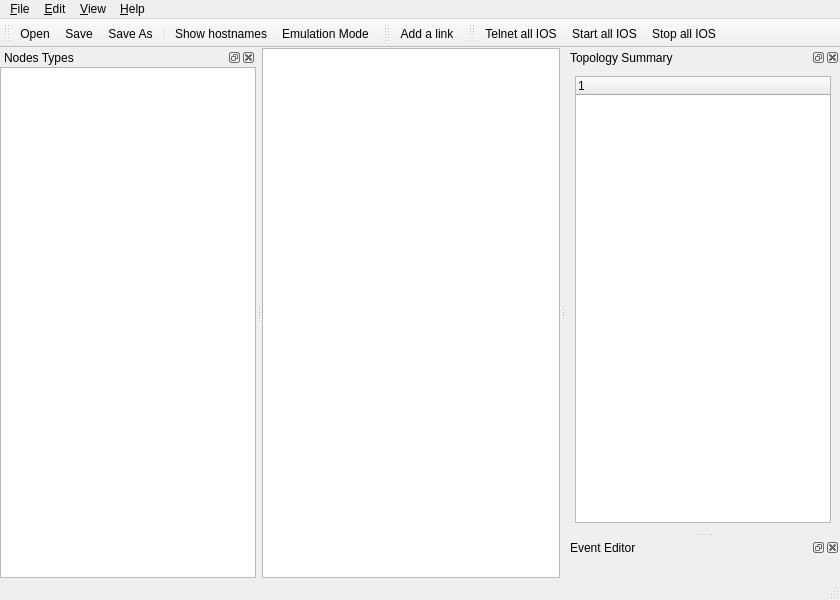
GNS3/gns3-legacy, file GNS3/Ui/Form_MainWindow.ui: the form before one commit.
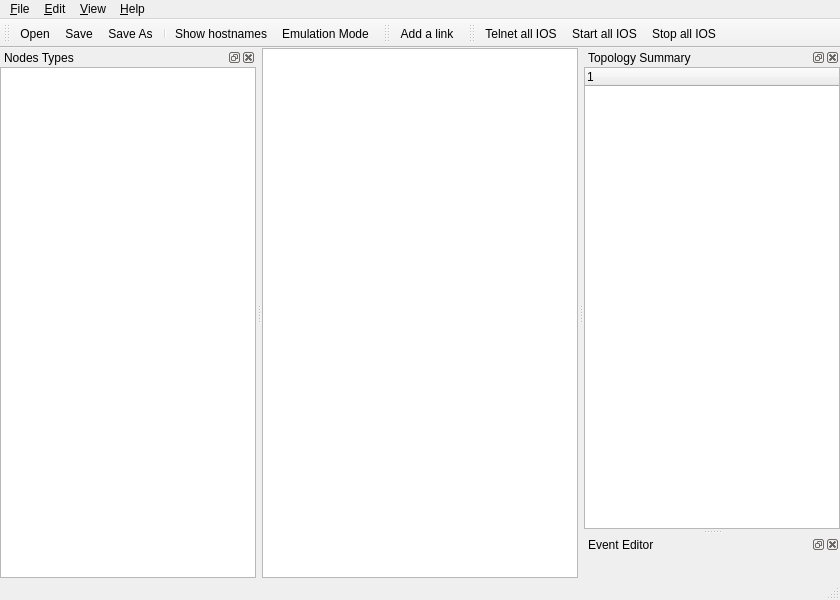
The form after the commit. Icons and pictures are not drawn. Custom widgets are drawn as their Qt base class.

Commit message: [GUI] User can now show the hostnames for multiple nodes

What changed in the file:
```diff
--- a/GNS3/Ui/Form_MainWindow.ui
+++ b/GNS3/Ui/Form_MainWindow.ui
@@ -238,8 +238,32 @@
    </attribute>
    <widget class="QWidget" name="dockWidgetContents_7" >
     <layout class="QGridLayout" >
+     <property name="leftMargin" >
+      <number>0</number>
+     </property>
+     <property name="topMargin" >
+      <number>0</number>
+     </property>
+     <property name="rightMargin" >
+      <number>0</number>
+     </property>
+     <property name="bottomMargin" >
+      <number>0</number>
+     </property>
+     <property name="horizontalSpacing" >
+      <number>0</number>
+     </property>
+     <property name="verticalSpacing" >
+      <number>0</number>
+     </property>
      <item row="0" column="0" >
-      <widget class="topologySummaryDock" name="treeWidget_TopologySummary" />
+      <widget class="topologySummaryDock" name="treeWidget_TopologySummary" >
+       <column>
+        <property name="text" >
+         <string>1</string>
+        </property>
+       </column>
+      </widget>
      </item>
     </layout>
    </widget>
```
The commit also changes 6 other files.
